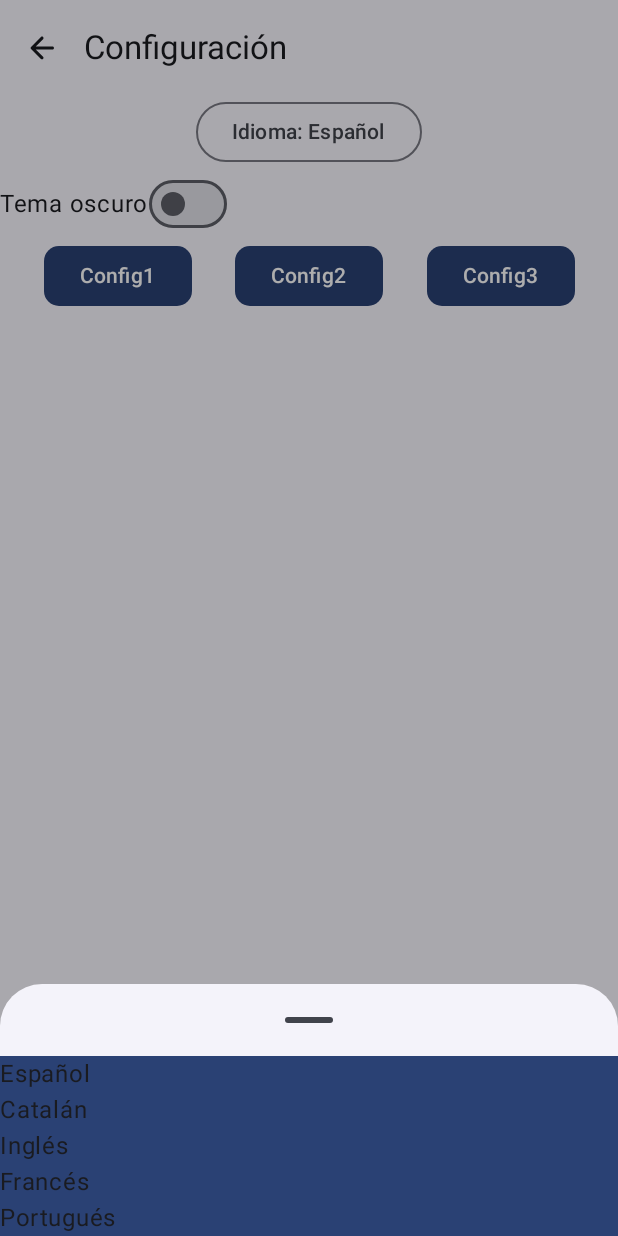
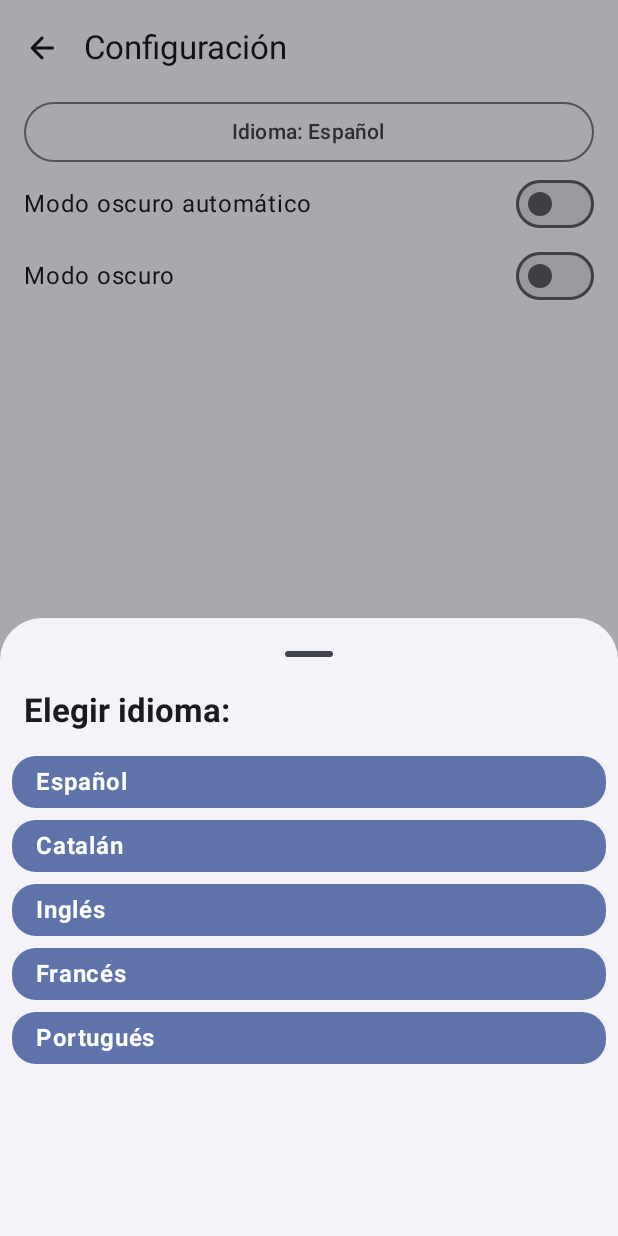
Before and after one commit to xBlanco/Zeni, an Android app built with Jetpack Compose: the SettingsScreen screen opened through its navigation route, after a tap on an icon or button, on a phone screen of 412 x 824 dp. Run offline under Robolectric (Android 15) with nearby library versions, the phone set to English and light mode, and no system bars; our stand-ins replace Dagger/Hilt's generated code.

Commit message:
Fixes in settings

```diff
--- a/app/src/main/java/com/zeni/MainActivity.kt
+++ b/app/src/main/java/com/zeni/MainActivity.kt
@@ -4,21 +4,30 @@ import android.os.Bundle
 import androidx.activity.ComponentActivity
 import androidx.activity.compose.setContent
 import androidx.activity.enableEdgeToEdge
+import androidx.compose.foundation.isSystemInDarkTheme
+import androidx.hilt.navigation.compose.hiltViewModel
 import androidx.navigation.compose.rememberNavController
 import com.zeni.core.presentation.navigation.NavGraph
 import com.zeni.core.presentation.navigation.ScreenInitial
 import com.zeni.core.presentation.theme.ZeniTheme
 import dagger.hilt.android.AndroidEntryPoint
+import javax.inject.Inject
 
 @AndroidEntryPoint
 class MainActivity : ComponentActivity() {
+
     override fun onCreate(savedInstanceState: Bundle?) {
         super.onCreate(savedInstanceState)
 
         enableEdgeToEdge()
 
         setContent {
-            ZeniTheme {
+            val mainViewModel = hiltViewModel<MainViewModel>()
+
+            ZeniTheme(
+                darkTheme = if (mainViewModel.isManualDarkTheme) mainViewModel.isDarkTheme
+                else isSystemInDarkTheme()
+            ) {
                 NavGraph(
                     navController = rememberNavController(),
                     screenInitial = ScreenInitial::class // TODO: Conserve login state for future sessions
--- /dev/null
+++ b/app/src/main/java/com/zeni/MainViewModel.kt
@@ -0,0 +1,21 @@
+package com.zeni
+
+import androidx.compose.runtime.getValue
+import androidx.compose.runtime.mutableStateOf
+import androidx.compose.runtime.setValue
+import androidx.lifecycle.ViewModel
+import com.zeni.core.data.SharedPrefsManager
+import dagger.hilt.android.lifecycle.HiltViewModel
+import javax.inject.Inject
+
+@HiltViewModel
+class MainViewModel @Inject constructor(
+    sharedPrefsManager: SharedPrefsManager
+) : ViewModel() {
+
+    var isManualDarkTheme by mutableStateOf(sharedPrefsManager.autoDarkTheme)
+        private set
+
+    var isDarkTheme by mutableStateOf(sharedPrefsManager.darkTheme)
+        private set
+}
--- a/app/src/main/java/com/zeni/core/data/SharedPrefsManager.kt
+++ b/app/src/main/java/com/zeni/core/data/SharedPrefsManager.kt
@@ -20,12 +20,16 @@ class SharedPrefsManager @Inject constructor(
         LanguageChangeUtil()
     }
 
-    var language: String?
-        get() = preferences.getString(LANGUAGE, Languages.SPANISH.name)
+    var language: Languages?
+        get() = preferences.getString(LANGUAGE, Languages.SPANISH.name)?.let { Languages.valueOf(it) }
         set(value) {
-            preferences.edit { putString(LANGUAGE, value) }
-            languageChangeUtil.changeLanguage(appContext, value ?: Languages.SPANISH.name)
+            preferences.edit { putString(LANGUAGE, value?.name) }
+            languageChangeUtil.changeLanguage(appContext, value?.code ?: Languages.SPANISH.code)
         }
+
+    var autoDarkTheme: Boolean
+        get() = preferences.getBoolean(PrefsKeys.AUTO_DARK_THEME, true)
+        set(value) = preferences.edit { putBoolean(PrefsKeys.AUTO_DARK_THEME, value) }
 
     var darkTheme: Boolean
         get() = preferences.getBoolean(DARK_THEME, false)
@@ -33,6 +37,7 @@ class SharedPrefsManager @Inject constructor(
 
     private object PrefsKeys {
         const val LANGUAGE = "language"
+        const val AUTO_DARK_THEME = "manual_dark_theme"
         const val DARK_THEME = "dark_theme"
     }
 }
--- a/app/src/main/java/com/zeni/core/domain/utils/LanguageChangeUtil.kt
+++ b/app/src/main/java/com/zeni/core/domain/utils/LanguageChangeUtil.kt
@@ -23,7 +23,7 @@ class LanguageChangeUtil {
         }
     }
 
-    fun getLanguageCode(context: Context,): String {
+    fun getLanguageCode(context: Context): String {
         return if (Build.VERSION.SDK_INT >= Build.VERSION_CODES.TIRAMISU) {
             context.getSystemService(LocaleManager::class.java).applicationLocales[0]?.toLanguageTag()?.split("-")?.first() ?: "en"
         } else {
--- a/app/src/main/java/com/zeni/settings/presentation/SettingsScreen.kt
+++ b/app/src/main/java/com/zeni/settings/presentation/SettingsScreen.kt
@@ -10,20 +10,14 @@ import androidx.compose.foundation.layout.fillMaxWidth
 import androidx.compose.foundation.layout.padding
 import androidx.compose.foundation.lazy.LazyColumn
 import androidx.compose.foundation.lazy.items
-import androidx.compose.foundation.shape.RoundedCornerShape
 import androidx.compose.material.icons.Icons
 import androidx.compose.material.icons.automirrored.rounded.ArrowBack
-import androidx.compose.material.icons.filled.ArrowDropDown
-import androidx.compose.material3.Button
-import androidx.compose.material3.DropdownMenu
-import androidx.compose.material3.DropdownMenuItem
 import androidx.compose.material3.ExperimentalMaterial3Api
 import androidx.compose.material3.Icon
 import androidx.compose.material3.IconButton
 import androidx.compose.material3.MaterialTheme
 import androidx.compose.material3.ModalBottomSheet
 import androidx.compose.material3.OutlinedButton
-import androidx.compose.material3.OutlinedTextField
 import androidx.compose.material3.Scaffold
 import androidx.compose.material3.Switch
 import androidx.compose.material3.Text
@@ -35,14 +29,16 @@ import androidx.compose.runtime.remember
 import androidx.compose.runtime.setValue
 import androidx.compose.ui.Alignment
 import androidx.compose.ui.Modifier
+import androidx.compose.ui.draw.clip
+import androidx.compose.ui.draw.clipToBounds
 import androidx.compose.ui.res.stringResource
+import androidx.compose.ui.text.font.FontWeight
 import androidx.compose.ui.unit.dp
 import androidx.navigation.NavHostController
 import com.zeni.R
 import com.zeni.core.domain.utils.extensions.navigateBack
 import com.zeni.settings.domain.utils.Languages
 import com.zeni.settings.presentation.components.SettingsViewModel
-import org.intellij.lang.annotations.Language
 
 @OptIn(ExperimentalMaterial3Api::class)
 @Composable
@@ -64,11 +60,16 @@ fun SettingsScreen(
         Column(
             modifier = Modifier
                 .fillMaxSize()
-                .padding(contentPadding),
+                .padding(contentPadding)
+                .padding(
+                    horizontal = 16.dp
+                ),
             horizontalAlignment = Alignment.CenterHorizontally
-        ){
+        ) {
             OutlinedButton(
-                onClick = { languageSelectorExpanded = true }
+                onClick = { languageSelectorExpanded = true },
+                modifier = Modifier
+                    .fillMaxWidth()
             ) {
                 Text(
                     text = stringResource(
@@ -78,49 +79,36 @@ fun SettingsScreen(
                 )
             }
 
-//            LanguageDropdown(
-//                selectedLanguage = language,
-//                onLanguageSelected = { newLang -> viewModel.updateLanguage(newLang) },
-//                availableLanguages = listOf("en", "es", "ca")
-//            )
+            Row(
+                modifier = Modifier
+                    .fillMaxWidth(),
+                horizontalArrangement = Arrangement.SpaceBetween,
+                verticalAlignment = Alignment.CenterVertically,
+            ) {
+                Text(
+                    text = stringResource(R.string.auto_dark_mode)
+                )
 
-            Row(
-                verticalAlignment = Alignment.CenterVertically,
-                modifier = Modifier.fillMaxWidth()
-            ) {
-                Text("Tema oscuro")
                 Switch(
                     checked = isDarkTheme,
-                    onCheckedChange = { viewModel.updateDarkTheme(it) }
+                    onCheckedChange = viewModel::updateAutoDarkTheme
                 )
             }
 
             Row(
-                modifier = Modifier.fillMaxWidth(),
-                horizontalArrangement = Arrangement.SpaceEvenly,
-                verticalAlignment = Alignment.CenterVertically
-            ){
-                Button(
-                    onClick = { /*todo*/ },
-                    shape = RoundedCornerShape(25)
+                modifier = Modifier
+                    .fillMaxWidth(),
+                horizontalArrangement = Arrangement.SpaceBetween,
+                verticalAlignment = Alignment.CenterVertically,
+            ) {
+                Text(
+                    text = stringResource(R.string.dark_mode)
                 )
-                {
-                    Text(text = "Config1")
-                }
-                Button(
-                    onClick = { /*todo*/ },
-                    shape = RoundedCornerShape(25)
+
+                Switch(
+                    checked = isDarkTheme,
+                    onCheckedChange = viewModel::updateDarkTheme
                 )
-                {
-                    Text(text = "Config2")
-                }
-                Button(
-                        onClick = { /*todo*/ },
-                shape = RoundedCornerShape(25)
-                )
-                {
-                    Text(text = "Config3")
-                }
             }
         }
     }
@@ -163,7 +151,26 @@ private fun LanguageSelector(
         onDismissRequest = onDismiss,
         modifier = modifier
     ) {
-        LazyColumn {
+        Text(
+            text = stringResource(R.string.select_language),
+            modifier = Modifier
+                .padding(bottom = 16.dp)
+                .padding(
+                    horizontal = 16.dp
+                ),
+            fontWeight = FontWeight.Bold,
+            style = MaterialTheme.typography.titleLarge
+        )
+
+        LazyColumn(
+            modifier = Modifier
+                .fillMaxSize()
+                .padding(horizontal = 8.dp),
+            verticalArrangement = Arrangement.spacedBy(
+                space = 8.dp,
+                alignment = Alignment.Top
+            )
+        ) {
             items(
                 items = Languages.entries.toTypedArray(),
                 key = { language -> language.code }
@@ -190,60 +197,20 @@ private fun LanguageItem(
 ) {
     Column(
         modifier = modifier
-            .background(MaterialTheme.colorScheme.primary)
+            .clip(MaterialTheme.shapes.large)
+            .clipToBounds()
+            .background(MaterialTheme.colorScheme.primaryContainer)
     ) {
         Text(
-            text = stringResource(language.resId)
+            text = stringResource(language.resId),
+            modifier = Modifier
+                .padding(
+                    horizontal = 16.dp,
+                    vertical = 8.dp
+                ),
+            color = MaterialTheme.colorScheme.onPrimaryContainer,
+            fontWeight = FontWeight.Bold,
+            style = MaterialTheme.typography.bodyLarge
         )
     }
 }
-
-@Composable
-fun LanguageDropdown(
-    selectedLanguage: String,
-    onLanguageSelected: (String) -> Unit,
-    availableLanguages: List<String>
-) {
-    var expanded by remember { mutableStateOf(false) }
-    val languageDisplay = when (selectedLanguage) {
-        "es" -> "Español"
-        "en" -> "English"
-        "ca" -> "Catalan"
-        else -> selectedLanguage
-    }
-
-    OutlinedTextField(
-        value = languageDisplay,
-        onValueChange = {},
-        label = { Text("Idioma") },
-        readOnly = true,
-        trailingIcon = {
-            IconButton(onClick = { expanded = true }) {
-                Icon(Icons.Default.ArrowDropDown, contentDescription = "Mostrar idiomas")
-            }
-        },
-        modifier = Modifier.fillMaxWidth()
-    )
-
-    DropdownMenu(
-        expanded = expanded,
-        onDismissRequest = { expanded = false },
-        modifier = Modifier.fillMaxWidth()
-    ) {
-        availableLanguages.forEach { lang ->
-            val langName = when (lang) {
-                "es" -> "Español"
-                "en" -> "English"
-                "ca" -> "Catalan"
-                else -> lang
-            }
-            DropdownMenuItem(
-                text = { Text(langName) },
-                onClick = {
-                    onLanguageSelected(lang)
-                    expanded = false
-                }
-            )
-        }
-    }
-}
--- a/app/src/main/java/com/zeni/settings/presentation/components/SettingsViewModel.kt
+++ b/app/src/main/java/com/zeni/settings/presentation/components/SettingsViewModel.kt
@@ -14,15 +14,23 @@ class SettingsViewModel @Inject constructor(
     private val sharedPrefsManager: SharedPrefsManager
 ) : ViewModel() {
 
-    var language by mutableStateOf(sharedPrefsManager.language?.let { Languages.valueOf(it) } ?: Languages.SPANISH)
+    var language by mutableStateOf(sharedPrefsManager.language ?: Languages.SPANISH)
+        private set
+
+    var autoDarkTheme by mutableStateOf(sharedPrefsManager.autoDarkTheme)
         private set
 
     var isDarkTheme by mutableStateOf(sharedPrefsManager.darkTheme)
         private set
 
     fun updateLanguage(newLanguage: Languages) {
-        sharedPrefsManager.language = newLanguage.name
+        sharedPrefsManager.language = newLanguage
         language = newLanguage
+    }
+
+    fun updateAutoDarkTheme(isManualDark: Boolean) {
+        sharedPrefsManager.autoDarkTheme = isManualDark
+        autoDarkTheme = isManualDark
     }
 
     fun updateDarkTheme(isDark: Boolean) {
--- a/app/src/main/res/values/strings.xml
+++ b/app/src/main/res/values/strings.xml
@@ -138,11 +138,14 @@
     <string name="settings_title">Configuración</string>
     <string name="settings_language">Idioma</string>
     <string name="settings_language_selected">Idioma: %s</string>
+    <string name="select_language">Elegir idioma:</string>
     <string name="spanish_language">Español</string>
     <string name="catalan_language">Catalán</string>
     <string name="english_language">Inglés</string>
     <string name="french_language">Francés</string>
     <string name="portuguese_language">Portugués</string>
+    <string name="auto_dark_mode">Modo oscuro automático</string>
+    <string name="dark_mode">Modo oscuro</string>
 
 
     <!-- Developers info -->
```
Also changed, not shown: 1 other file.
